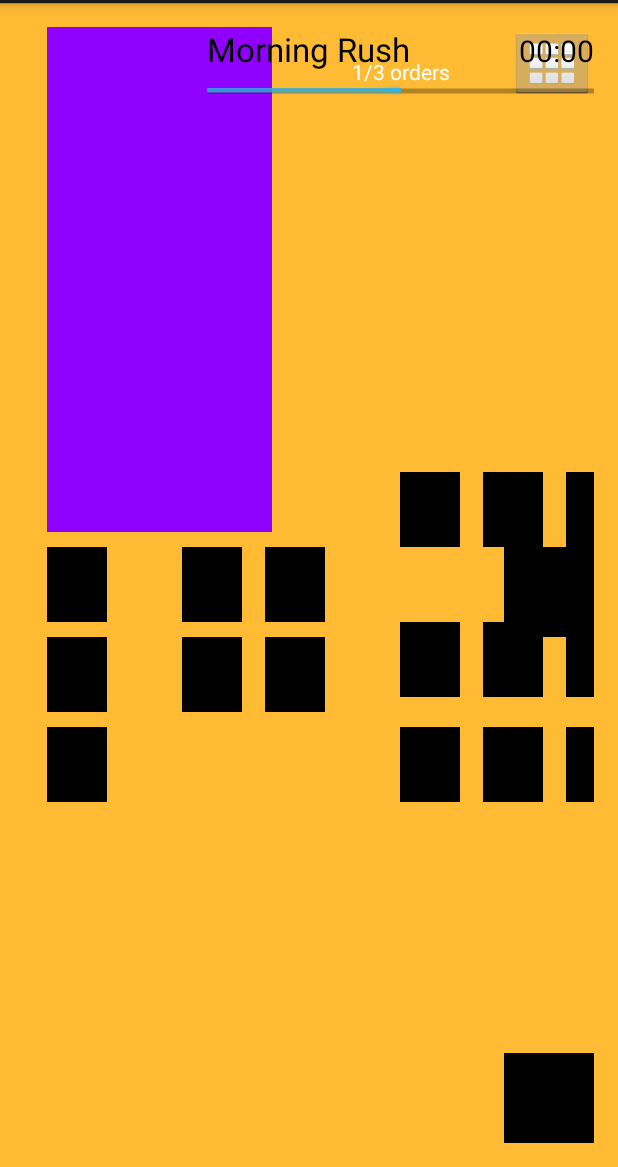
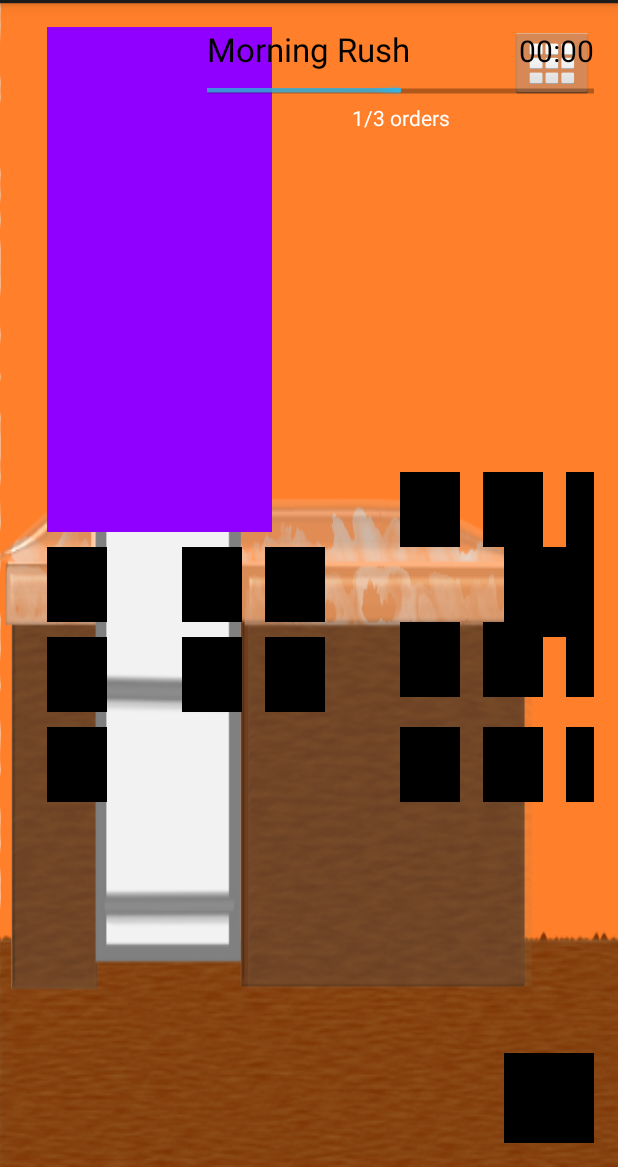
Before and after one commit to bfcadott/UltimateBarista, an Android app: the layout activity_game.xml on its own in the app's theme, with its tools: preview values and no code run, on a phone screen of 412 x 824 dp, the part 69-1236 px from its top. Run offline under Robolectric (Android 15) with nearby library versions, the phone set to English and light mode, and no system bars.

Commit message:
1/28 changes
Beyoncé coming soon.

```diff
--- a/app/src/main/java/edu/oakland/ultimatebarista/Game.java
+++ b/app/src/main/java/edu/oakland/ultimatebarista/Game.java
@@ -1,6 +1,7 @@
 package edu.oakland.ultimatebarista;
 
 import android.app.Activity;
+import android.content.Intent;
 import android.os.Bundle;
 import android.view.Menu;
 import android.view.MenuItem;
@@ -12,6 +13,7 @@ public class Game extends Activity {
     protected void onCreate(Bundle savedInstanceState) {
         super.onCreate(savedInstanceState);
         setContentView(R.layout.activity_game);
+
     }
 
 
--- a/app/src/main/res/layout/activity_game.xml
+++ b/app/src/main/res/layout/activity_game.xml
@@ -5,12 +5,12 @@
     android:paddingTop="@dimen/activity_vertical_margin"
     android:paddingBottom="@dimen/activity_vertical_margin"
     tools:context="edu.oakland.ultimatebarista.Game"
-    android:background="@android:color/holo_orange_light">
+    android:background="@drawable/bg">
 
     <ImageButton
         android:layout_width="wrap_content"
         android:layout_height="wrap_content"
-        android:id="@+id/imageButton32"
+        android:id="@+id/menuButton"
         android:src="@android:drawable/ic_dialog_dialer"
         android:layout_alignParentTop="true"
         android:layout_alignParentRight="true"
@@ -19,7 +19,7 @@
     <ImageButton
         android:layout_width="40dp"
         android:layout_height="50dp"
-        android:id="@+id/imageButton14"
+        android:id="@+id/smallButton"
         android:layout_centerVertical="true"
         android:layout_alignParentLeft="true"
         android:layout_alignParentStart="true"
@@ -30,159 +30,159 @@
     <ImageButton
         android:layout_width="40dp"
         android:layout_height="50dp"
-        android:id="@+id/imageButton15"
+        android:id="@+id/medButton"
         android:background="#ff000000"
-        android:layout_below="@+id/imageButton14"
-        android:layout_alignLeft="@+id/imageButton14"
-        android:layout_alignStart="@+id/imageButton14"
+        android:layout_below="@+id/smallButton"
+        android:layout_alignLeft="@+id/smallButton"
+        android:layout_alignStart="@+id/smallButton"
         android:layout_marginTop="10dp" />
 
     <ImageButton
         android:layout_width="40dp"
         android:layout_height="50dp"
-        android:id="@+id/imageButton16"
+        android:id="@+id/largeButton"
         android:background="#ff000000"
-        android:layout_below="@+id/imageButton15"
-        android:layout_alignLeft="@+id/imageButton15"
-        android:layout_alignStart="@+id/imageButton15"
+        android:layout_below="@+id/medButton"
+        android:layout_alignLeft="@+id/medButton"
+        android:layout_alignStart="@+id/medButton"
         android:layout_marginTop="10dp" />
 
     <ImageButton
         android:layout_width="40dp"
         android:layout_height="50dp"
-        android:id="@+id/imageButton17"
+        android:id="@+id/wholeButton"
         android:background="#ff000000"
         android:layout_centerVertical="true"
-        android:layout_toRightOf="@+id/imageButton14"
-        android:layout_toEndOf="@+id/imageButton14"
+        android:layout_toRightOf="@+id/smallButton"
+        android:layout_toEndOf="@+id/smallButton"
         android:layout_marginLeft="50dp" />
 
     <ImageButton
         android:layout_width="40dp"
         android:layout_height="50dp"
-        android:id="@+id/imageButton18"
+        android:id="@+id/nonfatButton"
         android:background="#ff000000"
         android:layout_centerVertical="true"
-        android:layout_toRightOf="@+id/imageButton17"
-        android:layout_toEndOf="@+id/imageButton17"
+        android:layout_toRightOf="@+id/wholeButton"
+        android:layout_toEndOf="@+id/wholeButton"
         android:layout_marginLeft="15dp" />
 
     <ImageButton
         android:layout_width="40dp"
         android:layout_height="50dp"
-        android:id="@+id/imageButton19"
+        android:id="@+id/whipButton"
         android:background="#ff000000"
-        android:layout_above="@+id/imageButton16"
-        android:layout_alignLeft="@+id/imageButton18"
-        android:layout_alignStart="@+id/imageButton18" />
+        android:layout_above="@+id/largeButton"
+        android:layout_alignLeft="@+id/nonfatButton"
+        android:layout_alignStart="@+id/nonfatButton" />
 
     <ImageButton
         android:layout_width="40dp"
         android:layout_height="50dp"
-        android:id="@+id/imageButton20"
+        android:id="@+id/soyButton"
         android:background="#ff000000"
-        android:layout_alignTop="@+id/imageButton15"
-        android:layout_toLeftOf="@+id/imageButton18"
-        android:layout_toStartOf="@+id/imageButton18" />
+        android:layout_alignTop="@+id/medButton"
+        android:layout_toLeftOf="@+id/nonfatButton"
+        android:layout_toStartOf="@+id/nonfatButton" />
 
     <ImageButton
         android:layout_width="40dp"
         android:layout_height="50dp"
-        android:id="@+id/imageButton21"
+        android:id="@+id/decafButton"
         android:background="#ff000000"
-        android:layout_above="@+id/imageButton18"
-        android:layout_toRightOf="@+id/imageButton23"
-        android:layout_toEndOf="@+id/imageButton23"
+        android:layout_above="@+id/nonfatButton"
+        android:layout_toRightOf="@+id/steamButton"
+        android:layout_toEndOf="@+id/steamButton"
         android:layout_marginLeft="15dp" />
 
     <ImageButton
         android:layout_width="40dp"
         android:layout_height="50dp"
-        android:id="@+id/imageButton23"
+        android:id="@+id/steamButton"
         android:background="#ff000000"
-        android:layout_above="@+id/imageButton18"
-        android:layout_toRightOf="@+id/imageButton18"
-        android:layout_toEndOf="@+id/imageButton18"
+        android:layout_above="@+id/nonfatButton"
+        android:layout_toRightOf="@+id/nonfatButton"
+        android:layout_toEndOf="@+id/nonfatButton"
         android:layout_marginLeft="50dp" />
 
     <ImageButton
         android:layout_width="40dp"
         android:layout_height="50dp"
-        android:id="@+id/imageButton22"
+        android:id="@+id/regularButton"
         android:background="#ff000000"
-        android:layout_alignTop="@+id/imageButton21"
-        android:layout_toRightOf="@+id/imageButton21"
-        android:layout_toEndOf="@+id/imageButton21"
+        android:layout_alignTop="@+id/decafButton"
+        android:layout_toRightOf="@+id/decafButton"
+        android:layout_toEndOf="@+id/decafButton"
         android:layout_marginLeft="15dp" />
 
     <ImageButton
         android:layout_width="40dp"
         android:layout_height="50dp"
-        android:id="@+id/imageButton24"
+        android:id="@+id/vanillaButton"
         android:background="#ff000000"
-        android:layout_below="@+id/imageButton18"
-        android:layout_alignLeft="@+id/imageButton23"
-        android:layout_alignStart="@+id/imageButton23" />
+        android:layout_below="@+id/nonfatButton"
+        android:layout_alignLeft="@+id/steamButton"
+        android:layout_alignStart="@+id/steamButton" />
 
     <ImageButton
         android:layout_width="40dp"
         android:layout_height="50dp"
-        android:id="@+id/imageButton25"
+        android:id="@+id/caramelButton"
         android:background="#ff000000"
-        android:layout_alignTop="@+id/imageButton24"
-        android:layout_alignLeft="@+id/imageButton21"
-        android:layout_alignStart="@+id/imageButton21" />
+        android:layout_alignTop="@+id/vanillaButton"
+        android:layout_alignLeft="@+id/decafButton"
+        android:layout_alignStart="@+id/decafButton" />
 
     <ImageButton
         android:layout_width="40dp"
         android:layout_height="50dp"
-        android:id="@+id/imageButton26"
+        android:id="@+id/hazelnutButton"
         android:background="#ff000000"
-        android:layout_alignTop="@+id/imageButton25"
-        android:layout_toRightOf="@+id/imageButton25"
-        android:layout_toEndOf="@+id/imageButton25"
+        android:layout_alignTop="@+id/caramelButton"
+        android:layout_toRightOf="@+id/caramelButton"
+        android:layout_toEndOf="@+id/caramelButton"
         android:layout_marginLeft="15dp" />
 
     <ImageButton
         android:layout_width="40dp"
         android:layout_height="50dp"
-        android:id="@+id/imageButton27"
+        android:id="@+id/chocolateButton"
         android:background="#ff000000"
-        android:layout_alignTop="@+id/imageButton16"
-        android:layout_alignLeft="@+id/imageButton24"
-        android:layout_alignStart="@+id/imageButton24" />
+        android:layout_alignTop="@+id/largeButton"
+        android:layout_alignLeft="@+id/vanillaButton"
+        android:layout_alignStart="@+id/vanillaButton" />
 
     <ImageButton
         android:layout_width="40dp"
         android:layout_height="50dp"
-        android:id="@+id/imageButton28"
+        android:id="@+id/whitechocolateButton"
         android:background="#ff000000"
-        android:layout_alignTop="@+id/imageButton29"
-        android:layout_alignLeft="@+id/imageButton25"
-        android:layout_alignStart="@+id/imageButton25" />
+        android:layout_alignTop="@+id/peppermintButton"
+        android:layout_alignLeft="@+id/caramelButton"
+        android:layout_alignStart="@+id/caramelButton" />
 
     <ImageButton
         android:layout_width="40dp"
         android:layout_height="50dp"
-        android:id="@+id/imageButton29"
+        android:id="@+id/peppermintButton"
         android:background="#ff000000"
-        android:layout_alignTop="@+id/imageButton27"
-        android:layout_alignLeft="@+id/imageButton26"
-        android:layout_alignStart="@+id/imageButton26" />
+        android:layout_alignTop="@+id/chocolateButton"
+        android:layout_alignLeft="@+id/hazelnutButton"
+        android:layout_alignStart="@+id/hazelnutButton" />
 
     <ImageButton
         android:layout_width="60dp"
         android:layout_height="60dp"
-        android:id="@+id/imageButton30"
+        android:id="@+id/handButton"
         android:background="#ff000000"
-        android:layout_alignTop="@+id/imageButton18"
+        android:layout_alignTop="@+id/nonfatButton"
         android:layout_alignParentRight="true"
         android:layout_alignParentEnd="true" />
 
     <ImageButton
         android:layout_width="60dp"
         android:layout_height="60dp"
-        android:id="@+id/imageButton31"
+        android:id="@+id/trashButton"
         android:background="#ff000000"
         android:layout_alignParentBottom="true"
         android:layout_alignParentRight="true"
@@ -194,14 +194,14 @@
         android:background="#ff9000ff"
         android:padding="10dp"
         android:layout_alignParentTop="true"
-        android:layout_alignLeft="@+id/imageButton14"
-        android:layout_alignStart="@+id/imageButton14"
-        android:layout_above="@+id/imageButton14">
+        android:layout_alignLeft="@+id/smallButton"
+        android:layout_alignStart="@+id/smallButton"
+        android:layout_above="@+id/smallButton">
 
         <ListView
             android:layout_width="200dp"
             android:layout_height="wrap_content"
-            android:id="@+id/listView"
+            android:id="@+id/ordersList"
             android:layout_centerVertical="true"
             android:layout_alignParentRight="true"
             android:layout_alignParentEnd="true" />
@@ -212,26 +212,26 @@
         android:layout_height="wrap_content"
         android:id="@+id/chronometer"
         android:textSize="20dp"
-        android:layout_alignBottom="@+id/textView10"
-        android:layout_alignRight="@+id/imageButton22"
-        android:layout_alignEnd="@+id/imageButton22" />
+        android:layout_alignBottom="@+id/levelTitle"
+        android:layout_alignRight="@+id/regularButton"
+        android:layout_alignEnd="@+id/regularButton" />
 
     <TextView
         android:layout_width="wrap_content"
         android:layout_height="wrap_content"
         android:textAppearance="?android:attr/textAppearanceLarge"
         android:text="Morning Rush"
-        android:id="@+id/textView10"
+        android:id="@+id/levelTitle"
         android:layout_centerHorizontal="true" />
 
     <ProgressBar
         style="?android:attr/progressBarStyleHorizontal"
         android:layout_width="wrap_content"
         android:layout_height="wrap_content"
-        android:id="@+id/progressBar"
-        android:layout_below="@+id/textView10"
-        android:layout_alignLeft="@+id/textView10"
-        android:layout_alignStart="@+id/textView10"
+        android:id="@+id/levelProgressBar"
+        android:layout_below="@+id/levelTitle"
+        android:layout_alignLeft="@+id/levelTitle"
+        android:layout_alignStart="@+id/levelTitle"
         android:max="100"
         android:progress="50"
         android:indeterminate="false"
@@ -244,14 +244,13 @@
         android:layout_height="wrap_content"
         android:textAppearance="?android:attr/textAppearanceSmall"
         android:text="1/3 orders"
-        android:id="@+id/textView11"
-        android:layout_alignTop="@+id/imageButton32"
+        android:id="@+id/levelProgressText"
         android:textColor="#ffffffff"
-        android:layout_marginTop="20dp"
-        android:layout_alignRight="@+id/progressBar"
-        android:layout_alignEnd="@+id/progressBar"
-        android:layout_alignLeft="@+id/progressBar"
-        android:layout_alignStart="@+id/progressBar"
-        android:gravity="center" />
+        android:gravity="center"
+        android:layout_below="@+id/levelProgressBar"
+        android:layout_alignLeft="@+id/levelProgressBar"
+        android:layout_alignStart="@+id/levelProgressBar"
+        android:layout_alignRight="@+id/levelProgressBar"
+        android:layout_alignEnd="@+id/levelProgressBar" />
 
 </RelativeLayout>
--- a/app/src/main/res/layout/activity_main.xml
+++ b/app/src/main/res/layout/activity_main.xml
@@ -83,7 +83,7 @@
     <ImageView
         android:layout_width="150dp"
         android:layout_height="50dp"
-        android:id="@+id/imageView"
+        android:id="@+id/logoImage"
         android:layout_below="@+id/createbutton"
         android:layout_centerHorizontal="true"
         android:src="@android:color/black" />
```
Also changed, not shown: app/src/main/AndroidManifest.xml (+11 -3 lines), app/src/main/java/edu/oakland/ultimatebarista/Levels.java (+161 -17 lines), app/src/main/java/edu/oakland/ultimatebarista/Main.java (+37 -0 lines), app/src/main/res/layout/activity_levels.xml (+86 -71 lines), app/src/main/res/drawable-xhdpi/bg.png (added), 1 other file.
